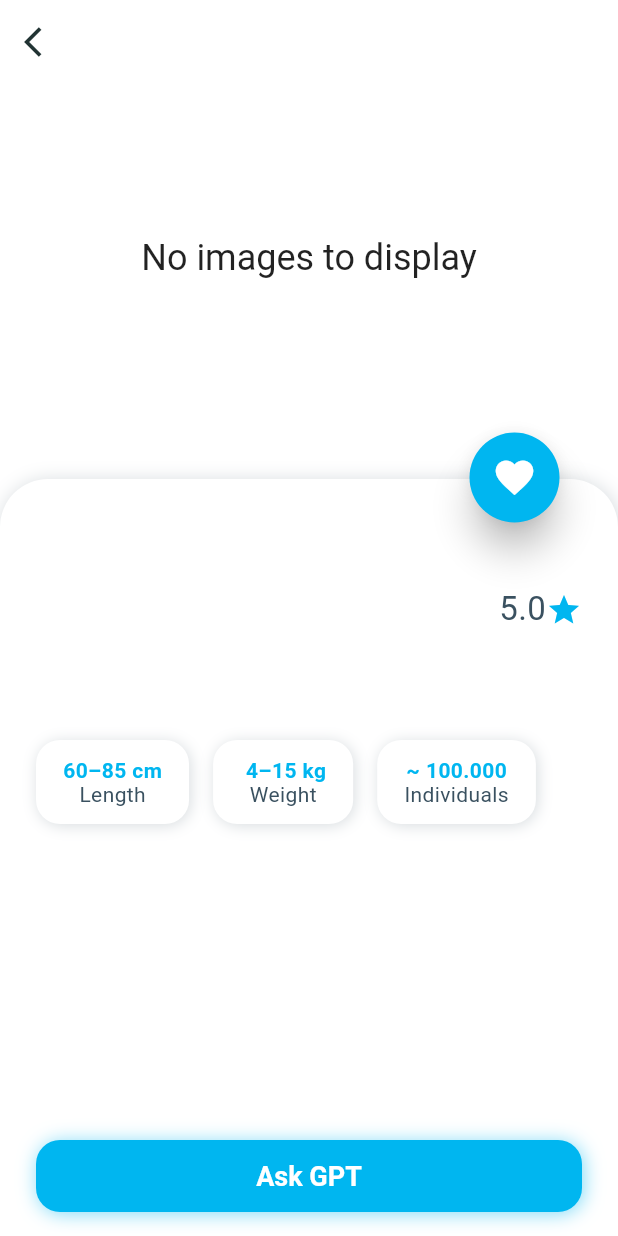
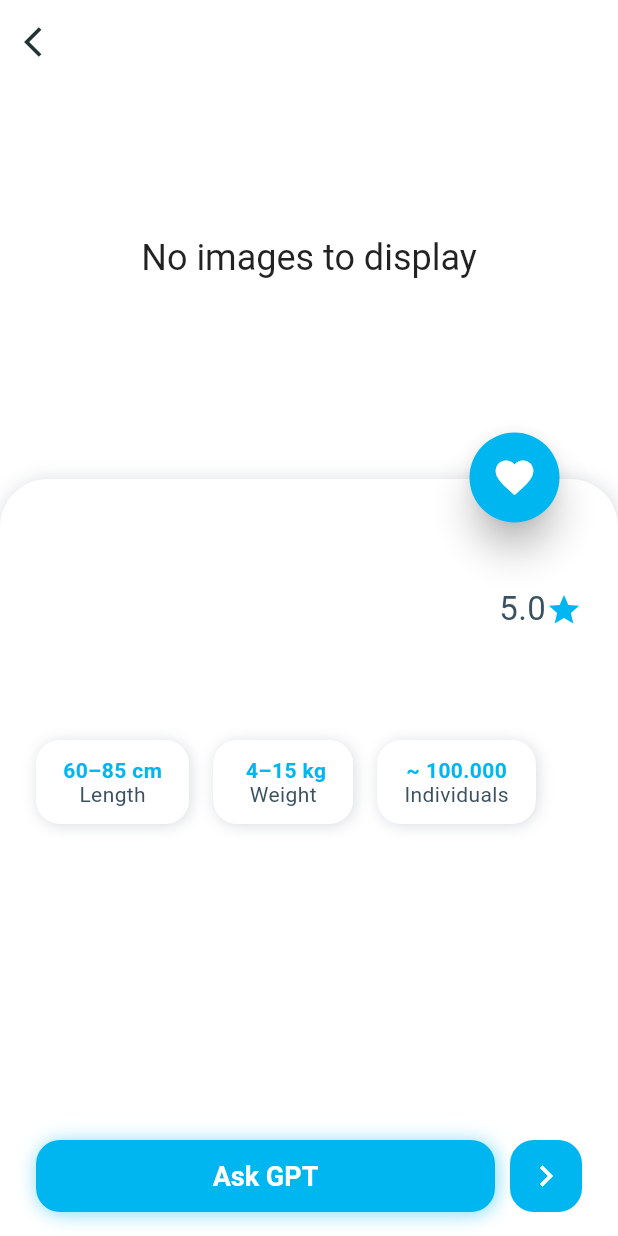
Before and after one commit to son3102k/wild_explorer, a Flutter app: the EntityInfoScreen screen opened directly with empty values, on a phone screen of 412 x 824 dp. Run offline on Flutter 3.47's test engine with Material 2 defaults, Android fonts, the phone set to English and light mode, and no system bars; our stand-ins replace animated_text_kit, auto_size_text, bloc, cached_network_image, camera, equatable and 8 more; accounts and stored records are empty; generated files the repository leaves out were written again; statements that could not run were skipped.

Commit message:
add related entity

```diff
--- a/lib/constants/api.dart
+++ b/lib/constants/api.dart
@@ -16,4 +16,5 @@ class ApiConstants {
   static String register = 'auth/register';
   static String getUserInfo = 'get/user-info';
   static String setUserInfo = 'user/set';
+  static String getRelatedEntity = 'get/related-entity?specie_name=';
 }
--- a/lib/discovery/entity_info_screen.dart
+++ b/lib/discovery/entity_info_screen.dart
@@ -1,6 +1,9 @@
+import 'dart:developer';
+
 import 'package:cached_network_image/cached_network_image.dart';
 import 'package:flutter/material.dart';
 import 'package:wild_explorer/discovery/models/entity.dart';
+import 'package:wild_explorer/services/api/api_service.dart';
 import 'discovery_app_theme.dart';
 
 class EntityInfoScreen extends StatefulWidget {
@@ -37,6 +40,16 @@ class _EntityInfoScreenState extends State<EntityInfoScreen>
   void dispose() {
     _pageController.dispose();
     super.dispose();
+  }
+
+  void moveTo(Entity entity) {
+    Navigator.of(context).pop();
+    Navigator.push<dynamic>(
+      context,
+      MaterialPageRoute<dynamic>(
+        builder: (BuildContext context) => EntityInfoScreen(entity: entity),
+      ),
+    );
   }
 
   Future<void> setData() async {
@@ -283,6 +296,10 @@ class _EntityInfoScreenState extends State<EntityInfoScreen>
                                 crossAxisAlignment: CrossAxisAlignment.center,
                                 children: <Widget>[
                                   Expanded(
+                                    child: InkWell(
+                                      onTap: () {
+                                        log("press ask gpt");
+                                      },
                                       child: Container(
                                         height: 48,
                                         decoration: BoxDecoration(
@@ -313,7 +330,41 @@ class _EntityInfoScreenState extends State<EntityInfoScreen>
                                           ),
                                         ),
                                       ),
-                                  )
+                                    ),
+                                  ),
+                                  SizedBox(
+                                    width: 10,
+                                  ),
+                                  InkWell(
+                                    onTap: () async {
+                                      Entity? relatedEntity = await ApiService()
+                                          .getRelatedEntity(entity.specie);
+                                      if (relatedEntity != null) {
+                                        moveTo(relatedEntity);
+                                      }
+                                    },
+                                    child: Container(
+                                      width: 48,
+                                      height: 48,
+                                      child: Container(
+                                        decoration: BoxDecoration(
+                                          color: DiscoveryAppTheme.nearlyBlue,
+                                          borderRadius: const BorderRadius.all(
+                                            Radius.circular(16.0),
+                                          ),
+                                          border: Border.all(
+                                              color: DiscoveryAppTheme
+                                                  .nearlyBlue
+                                                  .withOpacity(0.2)),
+                                        ),
+                                        child: Icon(
+                                          Icons.navigate_next,
+                                          color: DiscoveryAppTheme.nearlyWhite,
+                                          size: 28,
+                                        ),
+                                      ),
+                                    ),
+                                  ),
                                 ],
                               ),
                             ),
```
Also changed, not shown: lib/services/api/api_service.dart (+28 -0 lines). Lines whose indentation alone changed are shown as unchanged.
